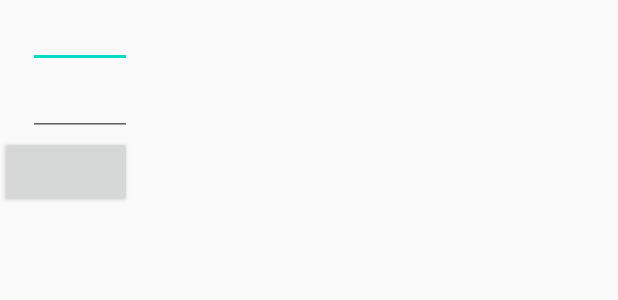
After one commit to viriyadhika/GoalTracker, an Android app: the layout dialog_add_new_goal.xml on its own in the app's theme, with its tools: preview values and no code run, on a phone screen of 412 x 824 dp. The commit adds this screen. Shown: the top 300 px of the screen. Run offline under Robolectric (Android 15) with nearby library versions, the phone set to English and light mode, and no system bars.

Commit message:
implemented new Goal database, UI created for Add New Goal

```diff
--- a/app/src/main/AndroidManifest.xml
+++ b/app/src/main/AndroidManifest.xml
@@ -9,8 +9,8 @@
         android:roundIcon="@mipmap/ic_launcher_round"
         android:supportsRtl="true"
         android:theme="@style/AppTheme">
-        <activity android:name=".MainActivity"></activity>
-        <activity android:name=".AddRecordActivity">
+        <activity android:name=".AddRecordActivity"></activity>
+        <activity android:name=".MainActivity">
             <intent-filter>
                 <action android:name="android.intent.action.MAIN" />
 
--- a/app/src/main/java/com/example/goaltracker/MainActivity.java
+++ b/app/src/main/java/com/example/goaltracker/MainActivity.java
@@ -39,6 +39,12 @@ public class MainActivity extends AppCompatActivity {
             }
         });
 
+
+        goalViewModel.deleteAll();
+        Goal test = new Goal("Lose Friend", false, 2, "Monthly");
+        goalViewModel.insert(test);
+
+
     }
 
     private void setupRecyclerView() {
--- a/app/src/main/java/com/example/goaltracker/adapter/GoalRViewAdapter.java
+++ b/app/src/main/java/com/example/goaltracker/adapter/GoalRViewAdapter.java
@@ -1,7 +1,6 @@
 package com.example.goaltracker.adapter;
 
 import android.content.Context;
-import android.view.LayoutInflater;
 import android.view.View;
 import android.view.ViewGroup;
 import android.widget.TextView;
@@ -32,7 +31,7 @@ public abstract class GoalRViewAdapter extends RecyclerView.Adapter<GoalRViewAda
     public void onBindViewHolder(@NonNull GoalRViewAdapter.ViewHolder holder, int position) {
         if (goalList != null) {
             Goal current = goalList.get(position);
-            holder.goalNameTextView.setText(current.getGoal());
+            holder.goalNameTextView.setText(current.getGoalName());
         } else {
             holder.goalNameTextView.setText(R.string.rview_row_main_no_goal);
         }
--- a/app/src/main/java/com/example/goaltracker/data/GoalRoomDatabase.java
+++ b/app/src/main/java/com/example/goaltracker/data/GoalRoomDatabase.java
@@ -10,7 +10,7 @@ import com.example.goaltracker.model.Goal;
 import com.example.goaltracker.model.Record;
 import com.example.goaltracker.util.Constants;
 
-@Database(entities = {Goal.class, Record.class}, version = 1)
+@Database(entities = {Goal.class, Record.class}, version = 2)
 public abstract class GoalRoomDatabase extends RoomDatabase {
     public abstract GoalDao goalDao();
     public abstract RecordDao recordDao();
@@ -22,6 +22,7 @@ public abstract class GoalRoomDatabase extends RoomDatabase {
             synchronized (GoalRoomDatabase.class) {
                 INSTANCE = Room.databaseBuilder(context.getApplicationContext(),
                         GoalRoomDatabase.class, Constants.DATABASE_NAME)
+                        .fallbackToDestructiveMigration()
                         .build();
             }
         }
--- a/app/src/main/java/com/example/goaltracker/model/Record.java
+++ b/app/src/main/java/com/example/goaltracker/model/Record.java
@@ -21,7 +21,6 @@ public class Record {
     @ColumnInfo(name = Constants.REC_VALUE_COLUMN_NAME)
     private double value;
 
-    //TODO: To implement Record Class constructor
     public Record(int goalid, long date, double value) {
         this.goalid = goalid;
         this.date = date;
--- a/app/src/main/java/com/example/goaltracker/util/Constants.java
+++ b/app/src/main/java/com/example/goaltracker/util/Constants.java
@@ -6,6 +6,9 @@ public class Constants {
     //Goal DB Constants
     public static final String GOAL_TABLE_NAME = "goal_table";
     public static final String GOAL_NAME_COLUMN_NAME = "goal_name_col";
+    public static final String GOAL_TARGET_COLUMN_NAME = "goal_target_col";
+    public static final String GOAL_VALUE_COLUMN_NAME = "goal_value_col";
+    public static final String GOAL_FREQUENCY_NAME = "goal_freq_col";
 
 
     //Record DB Constants
--- a/app/src/main/java/com/example/goaltracker/util/GoalRepository.java
+++ b/app/src/main/java/com/example/goaltracker/util/GoalRepository.java
@@ -90,7 +90,7 @@ public class GoalRepository {
 
         @Override
         protected Void doInBackground(Goal... goals) {
-            asyncTaskDao.updateGoal(goals[0].getId(), goals[0].getGoal());
+            asyncTaskDao.updateGoal(goals[0].getId(), goals[0].getGoalName());
             return null;
         }
     }
--- /dev/null
+++ b/app/src/main/res/layout/dialog_add_new_goal.xml
@@ -0,0 +1,44 @@
+<?xml version="1.0" encoding="utf-8"?>
+<LinearLayout
+    xmlns:android="http://schemas.android.com/apk/res/android"
+    android:orientation="vertical"
+    android:layout_width="wrap_content"
+    android:layout_height="wrap_content">
+
+    <LinearLayout
+        android:layout_width="match_parent"
+        android:layout_height="wrap_content">
+
+        <TextView
+            android:layout_width="0dp"
+            android:layout_height="wrap_content"
+            android:layout_weight="1"/>
+
+        <EditText
+            android:layout_width="50dp"
+            android:layout_height="wrap_content"
+            android:layout_weight="1" />
+
+    </LinearLayout>
+
+    <LinearLayout
+        android:layout_width="match_parent"
+        android:layout_height="wrap_content">
+
+        <TextView
+            android:layout_width="0dp"
+            android:layout_height="wrap_content"
+            android:layout_weight="1"/>
+
+        <EditText
+            android:layout_width="50dp"
+            android:layout_height="wrap_content"
+            android:layout_weight="1" />
+
+    </LinearLayout>
+
+    <Button
+        android:layout_width="wrap_content"
+        android:layout_height="wrap_content" />
+
+</LinearLayout>
--- a/app/src/main/res/values/styles.xml
+++ b/app/src/main/res/values/styles.xml
@@ -15,10 +15,11 @@
         <item name="android:layout_alignParentTop">true</item>
     </style>
 
-    <style name="recycler_view_card">
+    <style name="recycler_view_card" parent="CardView">
         <item name="android:layout_width">match_parent</item>
         <item name="android:layout_height">wrap_content</item>
         <item name="android:layout_alignParentStart">true</item>
+        <item name="cardCornerRadius">4dp</item>
     </style>
 
     <style name="recycler_view_title">
@@ -42,10 +43,11 @@
         <item name="android:padding">12dp</item>
         <item name="android:layout_width">match_parent</item>
         <item name="android:layout_height">wrap_content</item>
+
     </style>
 
     <style name="edit_text">
-        <item name="android:layout_width">30dp</item>
+        <item name="android:layout_width">100dp</item>
         <item name="android:layout_height">wrap_content</item>
         <item name="android:textSize">14sp</item>
     </style>
```
Also changed, not shown: app/src/main/java/com/example/goaltracker/model/Goal.java (+42 -7 lines), app/src/main/res/layout/activity_main.xml (+35 -4 lines), app/src/main/res/layout/rview_row_add_record.xml (+5 -3 lines), app/src/main/res/values/dimen.xml (added, +8 -0 lines).
